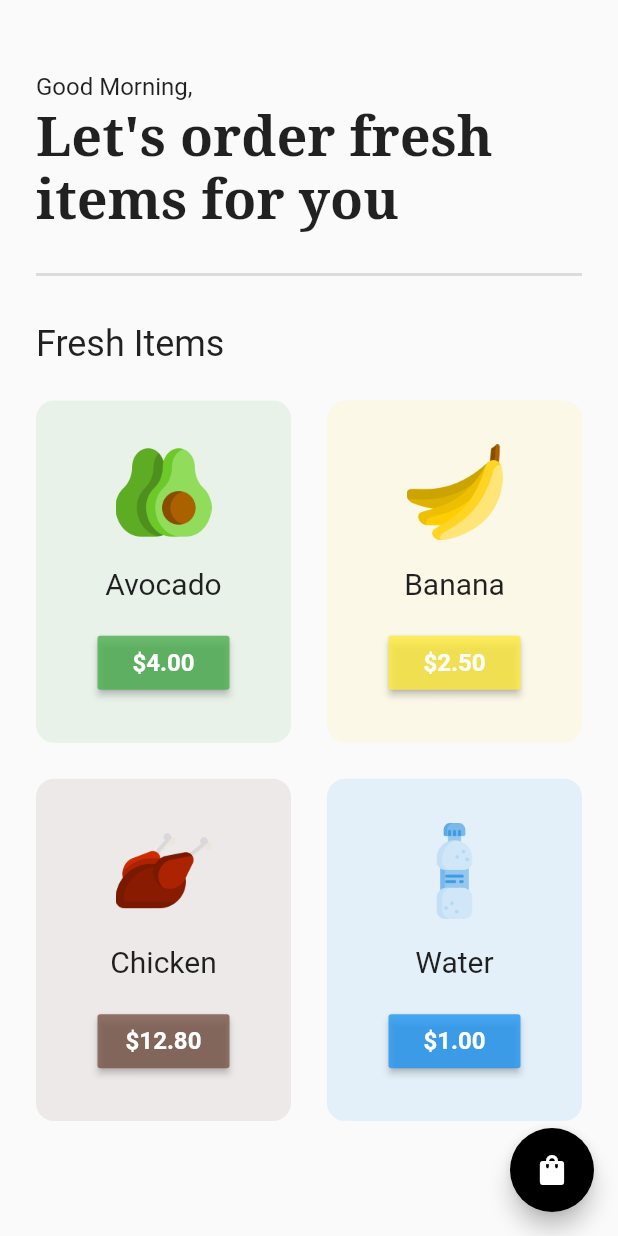
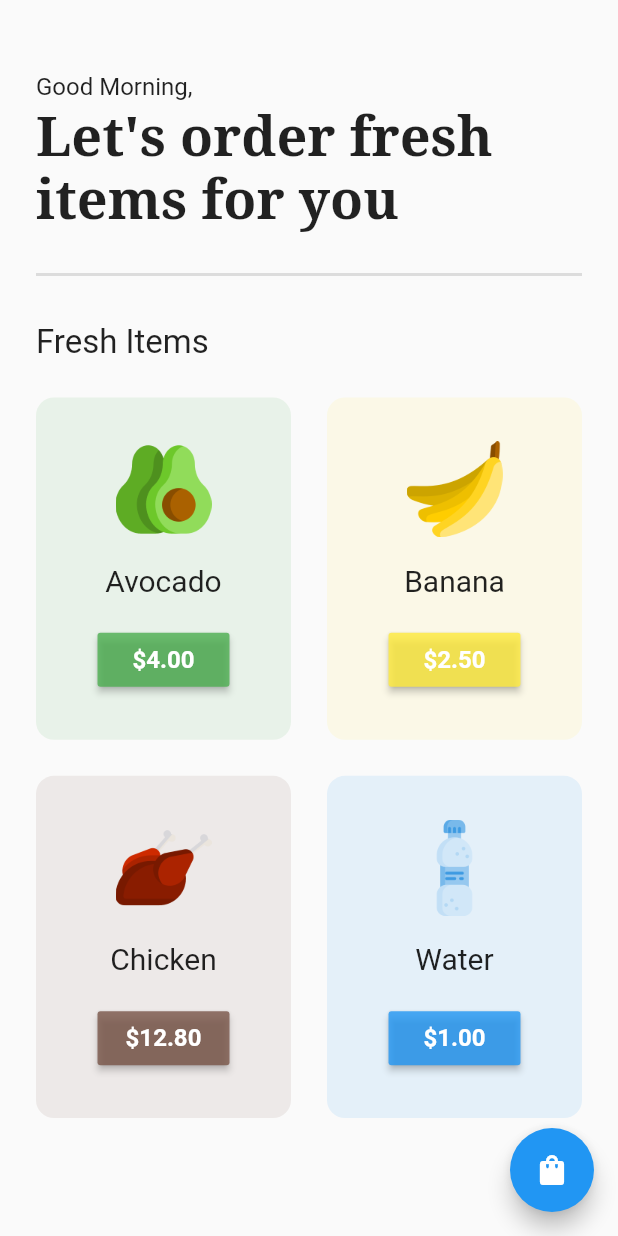
Before and after one commit to Chandara-Sin/grocery-shop-app, a Flutter app: the screen it shows after launch, after a tap on "Get Started", on a phone screen of 412 x 824 dp. Run offline on Flutter 3.47's test engine with Material 2 defaults, Android fonts, the phone set to English and light mode, and no system bars; our stand-ins replace google_fonts.

Commit message:
style: formatted code

```diff
--- a/lib/screens/home_page.dart
+++ b/lib/screens/home_page.dart
@@ -12,8 +12,7 @@ class HomePage extends StatelessWidget {
   Widget build(BuildContext context) {
     return Scaffold(
       body: SafeArea(
-          child:
-              Column(crossAxisAlignment: CrossAxisAlignment.start, children: [
+        child: Column(crossAxisAlignment: CrossAxisAlignment.start, children: [
           const SizedBox(
             height: 48,
           ),
@@ -29,9 +28,11 @@ class HomePage extends StatelessWidget {
           ),
           Padding(
             padding: const EdgeInsets.symmetric(horizontal: 24.0),
-          child: Text("Let's order fresh items for you",
+            child: Text(
+              "Let's order fresh items for you",
               style: GoogleFonts.notoSerif(
-                  fontSize: 36, fontWeight: FontWeight.bold)),
+                  fontSize: 36, fontWeight: FontWeight.bold),
+            ),
           ),
           const SizedBox(
             height: 20,
@@ -47,7 +48,7 @@ class HomePage extends StatelessWidget {
             padding: EdgeInsets.symmetric(horizontal: 24.0),
             child: Text(
               "Fresh Items",
-            style: TextStyle(fontSize: 24),
+              style: TextStyle(fontSize: 22),
             ),
           ),
           Expanded(
@@ -63,11 +64,15 @@ class HomePage extends StatelessWidget {
                           itemPrice: value.shopItems[index][1],
                           imgPath: value.shopItems[index][2],
                           color: value.shopItems[index][3],
-                        ))))))
-      ])),
+                        )),
+                  )),
+            ),
+          ),
+        ]),
+      ),
       floatingActionButton: FloatingActionButton(
         onPressed: () {},
-        backgroundColor: Colors.black,
+        backgroundColor: Colors.blue,
         child: const Icon(Icons.shopping_bag),
       ),
     );
--- a/lib/screens/intro_page.dart
+++ b/lib/screens/intro_page.dart
@@ -17,12 +17,12 @@ class IntroPage extends StatelessWidget {
           ),
           Padding(
             padding: const EdgeInsets.all(24.0),
-            child: Text("We deliver groceries at your doorstep",
-                textAlign: TextAlign.center,
-                style: GoogleFonts.notoSerif(
-                    fontSize: 36, fontWeight: FontWeight.bold)
-                // TextStyle(fontSize: 36, fontWeight: FontWeight.bold),
-                ),
+            child: Text(
+              "We deliver groceries at your doorstep",
+              textAlign: TextAlign.center,
+              style: GoogleFonts.notoSerif(
+                  fontSize: 36, fontWeight: FontWeight.bold),
+            ),
           ),
           const SizedBox(
             height: 24,
```
Also changed, not shown: lib/widgets/grocery_item_tile.dart (+7 -4 lines). Lines whose indentation alone changed are shown as unchanged.
